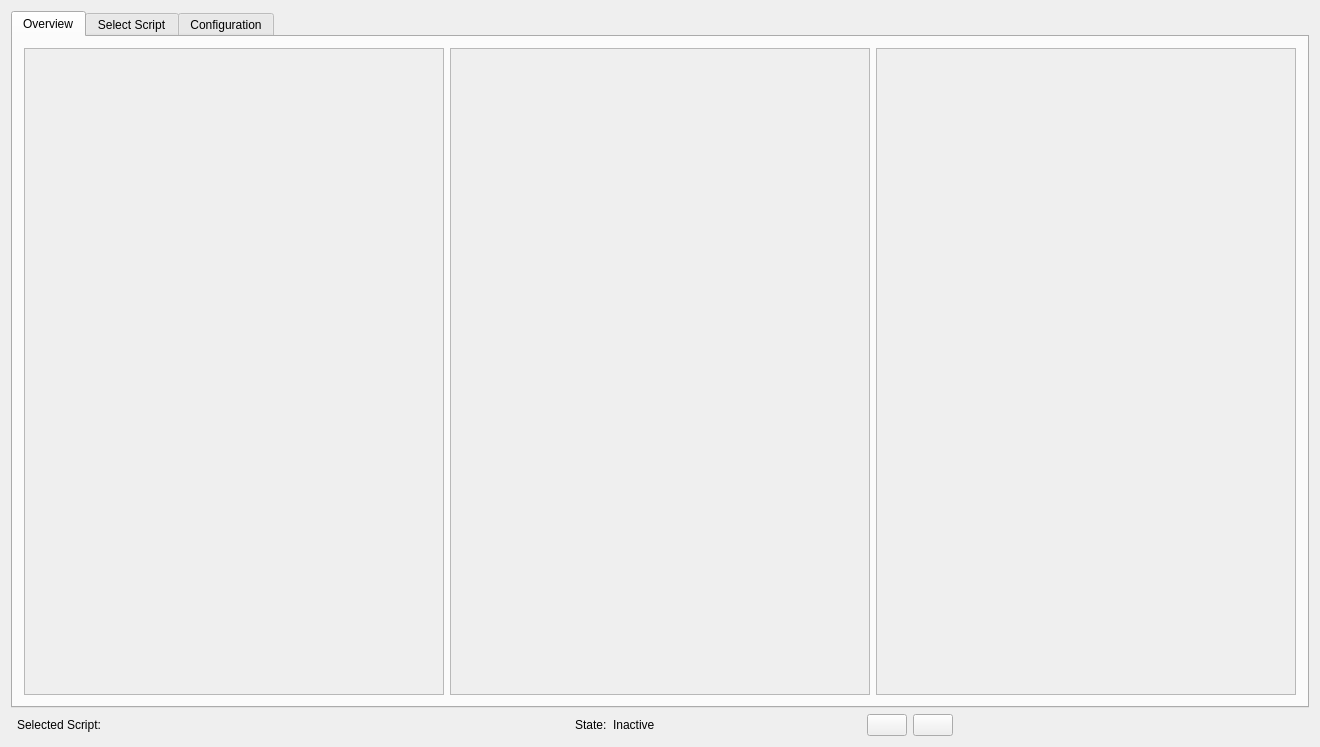
This is ui/MainWindow.ui in magicdominic/RaspExt as Qt 5 draws it before an edit. The edited form follows.
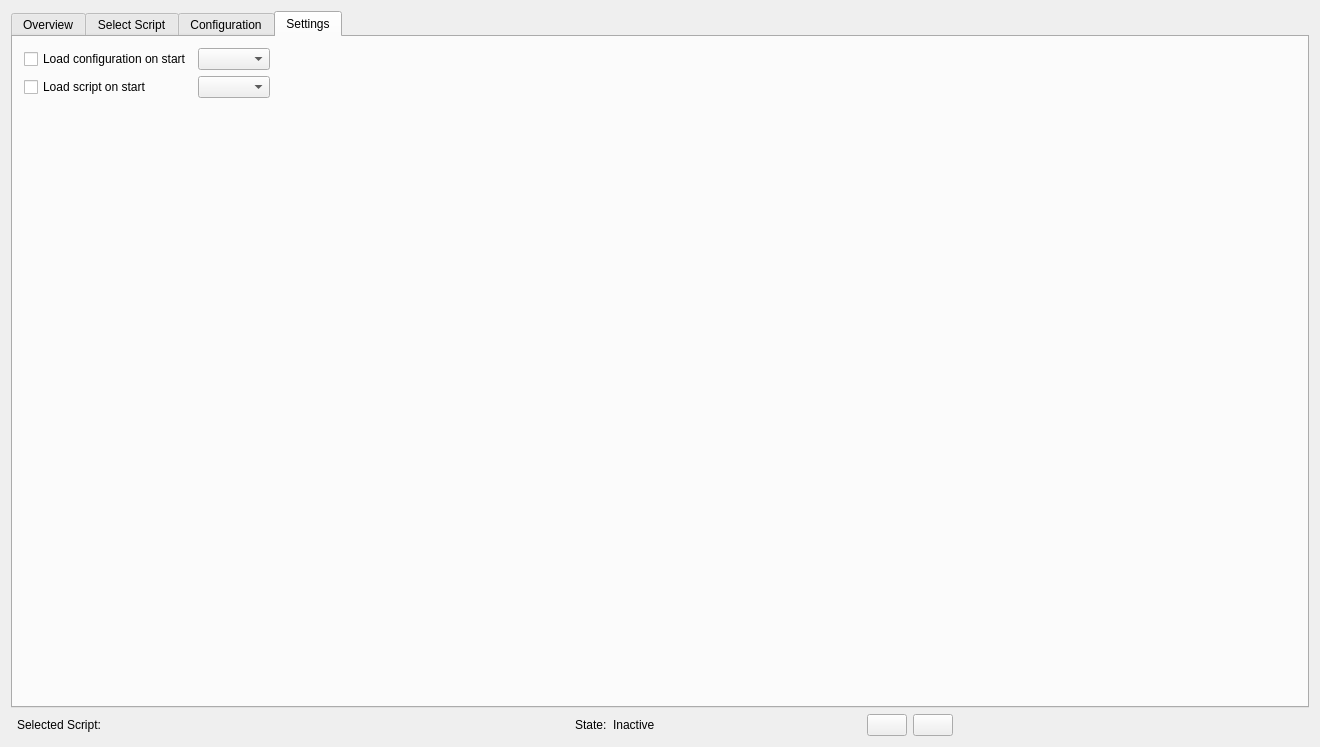
This is the edited form. Icons and pictures are not drawn.

Commit message: Added tab settings, it is no possible to specify which configuration and which script should be loaded on startup of the program

Diff of the .ui file:
```diff
--- a/ui/MainWindow.ui
+++ b/ui/MainWindow.ui
@@ -145,7 +145,7 @@
       <item row="0" column="1" colspan="10">
        <widget class="QTabWidget" name="tabWidget">
         <property name="currentIndex">
-         <number>0</number>
+         <number>3</number>
         </property>
         <widget class="QWidget" name="tabOverview">
          <attribute name="title">
@@ -526,6 +526,63 @@
           </item>
          </layout>
         </widget>
+        <widget class="QWidget" name="tabSettings">
+         <attribute name="title">
+          <string>Settings</string>
+         </attribute>
+         <layout class="QHBoxLayout" name="horizontalLayout">
+          <item>
+           <layout class="QGridLayout" name="gridLayout_4">
+            <item row="0" column="1">
+             <widget class="QComboBox" name="comboStartupConfig"/>
+            </item>
+            <item row="0" column="0">
+             <widget class="QCheckBox" name="checkStartupConfig">
+              <property name="text">
+               <string>Load configuration on start</string>
+              </property>
+             </widget>
+            </item>
+            <item row="1" column="1">
+             <widget class="QComboBox" name="comboStartupScript"/>
+            </item>
+            <item row="1" column="0">
+             <widget class="QCheckBox" name="checkStartupScript">
+              <property name="text">
+               <string>Load script on start</string>
+              </property>
+             </widget>
+            </item>
+            <item row="0" column="2" rowspan="3">
+             <spacer name="horizontalSpacer_8">
+              <property name="orientation">
+               <enum>Qt::Horizontal</enum>
+              </property>
+              <property name="sizeHint" stdset="0">
+               <size>
+                <width>40</width>
+                <height>20</height>
+               </size>
+              </property>
+             </spacer>
+            </item>
+            <item row="2" column="0" colspan="2">
+             <spacer name="verticalSpacer">
+              <property name="orientation">
+               <enum>Qt::Vertical</enum>
+              </property>
+              <property name="sizeHint" stdset="0">
+               <size>
+                <width>20</width>
+                <height>40</height>
+               </size>
+              </property>
+             </spacer>
+            </item>
+           </layout>
+          </item>
+         </layout>
+        </widget>
        </widget>
       </item>
      </layout>
```
The commit also changes 1 other file.
